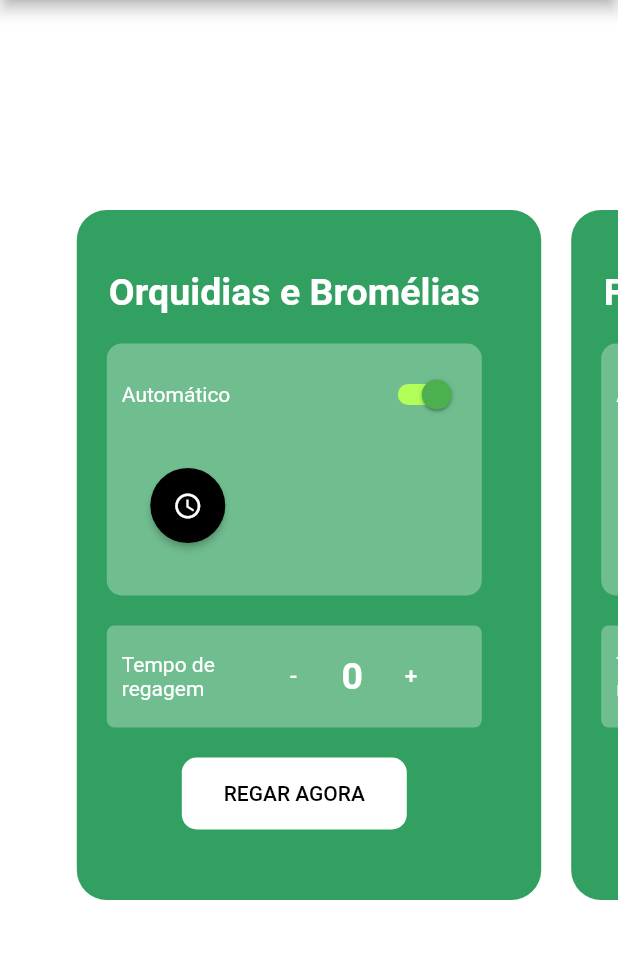
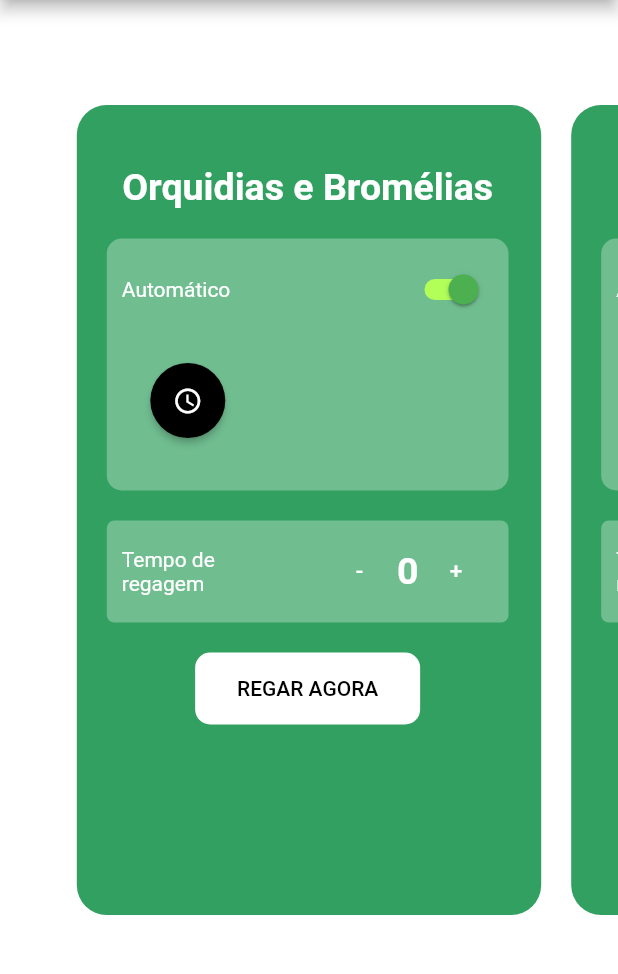
Before and after one commit to Ldvk-bf/irrigadorIOT, a Flutter app: the screen it shows after launch, on a phone screen of 412 x 824 dp, the part 84-1058 px from its top. Run offline on Flutter 3.47's test engine with Material 2 defaults, Android fonts, the phone set to English and light mode, and no system bars.

Commit message:
fix the size of the components

```diff
--- a/lib/screens/shop_screen.dart
+++ b/lib/screens/shop_screen.dart
@@ -35,8 +35,8 @@ class _ShopScreenState extends State<ShopScreen>
         }
         return Center(
           child: SizedBox(
-            height: Curves.easeInOut.transform(value) * 500.0,
-            width: Curves.easeInOut.transform(value) * 400.0,
+            height: Curves.easeInOut.transform(value) * 600.0,
+            width: Curves.easeInOut.transform(value) * MediaQuery.of(context).size.width*0.95,
             child: widget,
           ),
         );
@@ -51,7 +51,7 @@ class _ShopScreenState extends State<ShopScreen>
                 color: Color(0xFF32A060),
                 borderRadius: BorderRadius.circular(20.0),
               ),
-              margin: EdgeInsets.fromLTRB(10.0, 10.0, 10.0, 30.0),
+              margin: EdgeInsets.fromLTRB(10.0, 0.0, 10.0, 60.0),
               child: Stack(
                 children: <Widget>[
 
@@ -71,7 +71,7 @@ class _ShopScreenState extends State<ShopScreen>
                         ),
                       SizedBox(height: 20,),
                       Container(
-                        width: 250,
+                        width: MediaQuery.of(context).size.width*0.65,
                         decoration: BoxDecoration(
                           color: Colors.white30,
                           borderRadius: BorderRadius.circular(10)
@@ -132,7 +132,7 @@ class _ShopScreenState extends State<ShopScreen>
                                           return Container(
                                             height: 30,
                                             color: Colors.white,
-                                            child: Center(child: Text('Horário ${plants[index].horario[index2]}')),
+                                            child: Center(child: Text('às ${plants[index].horario[index2]}')),
                                           );
                                         },
                                         separatorBuilder: (BuildContext context, int index) => const Divider(),
@@ -147,7 +147,7 @@ class _ShopScreenState extends State<ShopScreen>
                       ),
                       SizedBox(height: 20,),
                       Container(
-                        width: 250,
+                        width: MediaQuery.of(context).size.width*0.65,
                         decoration: BoxDecoration(
                           color: Colors.white30,
                           borderRadius: BorderRadius.circular(5)
@@ -163,7 +163,10 @@ class _ShopScreenState extends State<ShopScreen>
                                     style: TextStyle(color: Colors.white),
                                   ),
                                 ),
-                                TextButton(
+                                Expanded(child: Container(),),
+                                Container(
+                                  width: 50,
+                                  child: TextButton(
                                     onPressed: ()=>{
                                       setState(() {
                                         plants[index].intervalo = (plants[index].intervalo! - 1);})
@@ -171,6 +174,7 @@ class _ShopScreenState extends State<ShopScreen>
                                     child: const Text(
                                       "-",
                                       style: TextStyle(fontSize: 15, color: Colors.white),
+                                    ),
                                   ),
                                 ),
                                 Text(
@@ -181,7 +185,9 @@ class _ShopScreenState extends State<ShopScreen>
                                     fontWeight: FontWeight.w600,
                                   ),
                                 ),
-                                TextButton(
+                                Container(
+                                  width: 50,
+                                  child: TextButton(
                                     onPressed: ()=>{
                                       setState(() {
                                         plants[index].intervalo = (plants[index].intervalo! + 1);
@@ -190,6 +196,7 @@ class _ShopScreenState extends State<ShopScreen>
                                     child: Text(
                                       "+",
                                       style: TextStyle(fontSize: 15, color: Colors.white),
+                                    ),
                                   ),
                                 ),
                               ],
@@ -239,7 +246,7 @@ class _ShopScreenState extends State<ShopScreen>
         child: ListView(
           padding: EdgeInsets.symmetric(vertical: 60.0),
           children: <Widget>[
-            SizedBox(height: 20.0),
+            SizedBox(height: 10.0),
             Container(
               height: 600.0,
               width: double.infinity,
@@ -275,7 +282,7 @@ class _ShopScreenState extends State<ShopScreen>
     {
       setState(() {
         selectedTime = timeOfDay;
-        plants[plantaIndex-1].horario.add( selectedTime.hour>10 ? selectedTime.hour.toString() : "0"+selectedTime.hour.toString()+":"+(selectedTime.minute > 10 ? selectedTime.minute.toString() : "0"+selectedTime.minute.toString()));
+        plants[plantaIndex-1].horario.add((selectedTime.hour>=10 ? selectedTime.hour.toString() : "0"+selectedTime.hour.toString())+":"+(selectedTime.minute >= 10 ? selectedTime.minute.toString() : "0"+selectedTime.minute.toString()));
         print(plants[plantaIndex-1].horario);
       });
     }
```
Lines whose indentation alone changed are shown as unchanged.
